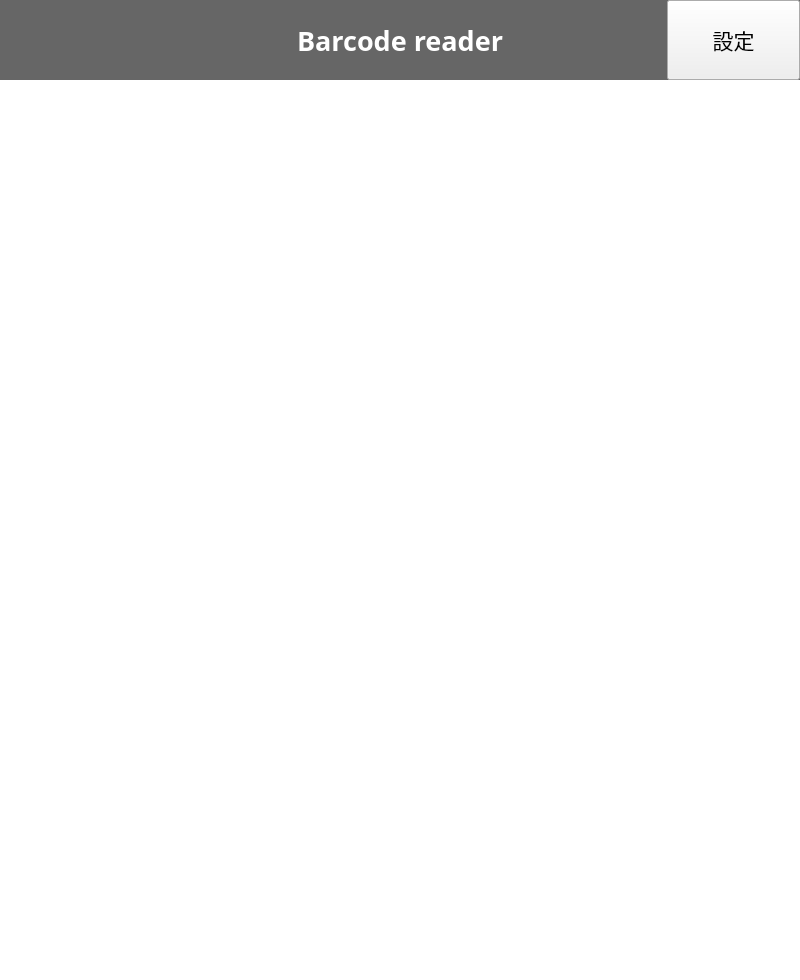
Above: BRClient/StageBarcode.ui from roger0816/BRC before the change. Below: the same form after it.
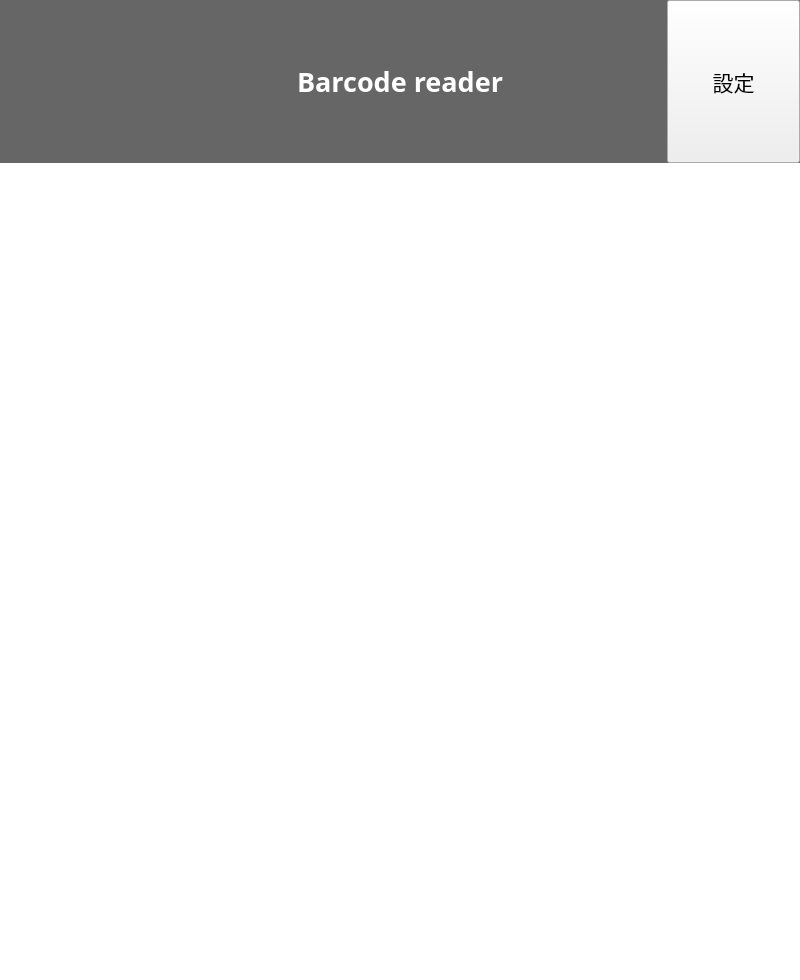
That is the form after the change. Custom widgets are drawn as their Qt base class.

Diff of the .ui file:
```diff
--- a/BRClient/StageBarcode.ui
+++ b/BRClient/StageBarcode.ui
@@ -35,7 +35,7 @@
       <string notr="true">QWidget#wBg{background-color: rgb(255, 255, 255);}
 </string>
      </property>
-     <layout class="QGridLayout" name="gridLayout_2">
+     <layout class="QGridLayout" name="gridLayout_2" rowstretch="1,5">
       <property name="leftMargin">
        <number>0</number>
       </property>
@@ -56,13 +56,13 @@
         <property name="minimumSize">
          <size>
           <width>0</width>
-          <height>80</height>
+          <height>40</height>
          </size>
         </property>
         <property name="maximumSize">
          <size>
           <width>16777215</width>
-          <height>160</height>
+          <height>1000</height>
          </size>
         </property>
         <property name="styleSheet">
```
